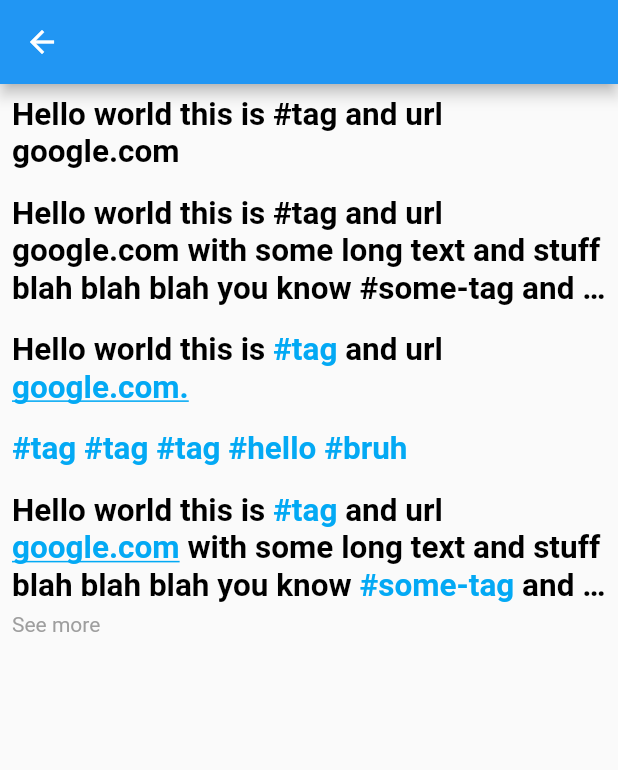
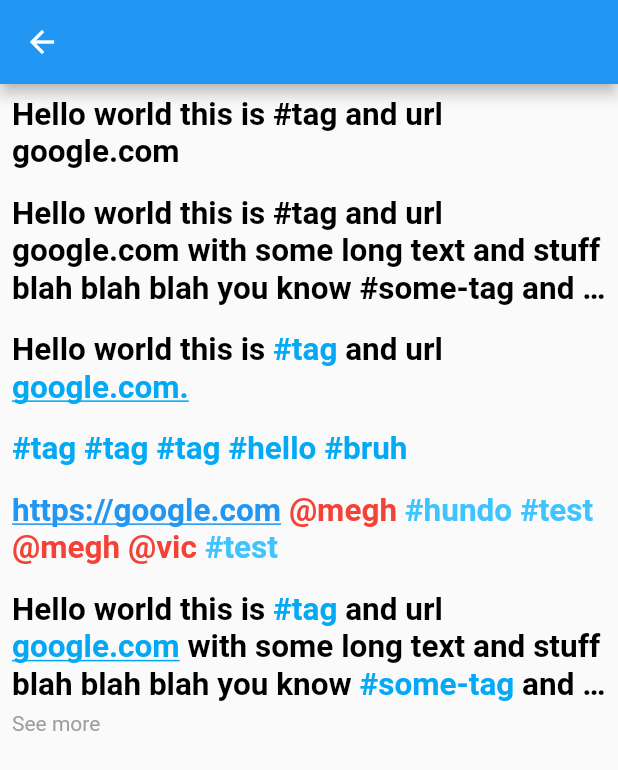
Before and after one commit to vicmoh/flutter_components, a Flutter app: the SmartTextExample screen opened directly, on a phone screen of 412 x 824 dp. Shown: the top 770 px of the screen. Run offline on Flutter 3.47's test engine with Material 2 defaults, Android fonts, the phone set to English and light mode, and no system bars; missing offline and left inert: extended_text_field, extended_text_library.

Commit message:
fixed out of bound index for the smart text

```diff
--- a/example/lib/screen/smart_text_example.dart
+++ b/example/lib/screen/smart_text_example.dart
@@ -69,6 +69,20 @@ class _SmartTextExampleState extends State<SmartTextExample> {
                       fontWeight: FontWeight.bold))),
           Padding(
               padding: const EdgeInsets.all(8.0),
+              child: SmartText(
+                  'https://google.com @megh #hundo #test @megh @vic #test',
+                  showDebug: true,
+                  hashtagStyle: TextStyle(color: Colors.lightBlueAccent),
+                  atTextStyle: TextStyle(color: Colors.red),
+                  hyperlinkStyle: TextStyle(color: Colors.blue, decoration: TextDecoration.underline),
+                  overflow: TextOverflow.ellipsis,
+                  maxLines: 3,
+                  style: TextStyle(
+                      color: Colors.black,
+                      fontSize: 14 * 1.5,
+                      fontWeight: FontWeight.bold))),
+          Padding(
+              padding: const EdgeInsets.all(8.0),
               child: ExpandableText(
                   'Hello world this is #tag and url google.com' +
                       ' with some long text and stuff' +
--- a/lib/src/independent/labels/smart_text.dart
+++ b/lib/src/independent/labels/smart_text.dart
@@ -99,12 +99,19 @@ class _SmartTextState extends State<SmartText> {
 
   _spaceText(textWidgets) => textWidgets.add(TextSpan(text: ' ', style: this.widget.style));
 
+  _addGesture(Function() onTap){
+    _tapGestures.add(TapGestureRecognizer());
+    _tapGestures.last..onTap = onTap;
+    return _tapGestures.last;
+  }
+
   List<TextSpan> _texts(String text) {
     assert(text != null);
     List<TextSpan> textWidgets = [];
     int gestCount = 0;
     text?.split(' ')?.forEach((word) {
       word = word.trim();
+      _showDebug('word: $word');
 
       /// For hashtag
       if (widget.hashtagStyle != null &&
@@ -113,11 +120,10 @@ class _SmartTextState extends State<SmartText> {
           textWidgets.add(TextSpan(
               text: word,
               style: this.widget.hashtagStyle,
-              recognizer: _tapGestures[gestCount++]
-                ..onTap = () {
+              recognizer: _addGesture(() {
                   if (this.widget?.onPressed != null)
                     this.widget.onPressed(word, ClickableTextTypes.hashtag);
-                }));
+                })));
           _spaceText(textWidgets);
         } catch (err) {
           _showDebug(err);
@@ -131,11 +137,10 @@ class _SmartTextState extends State<SmartText> {
           textWidgets.add(TextSpan(
               text: word,
               style: this.widget.hyperlinkStyle,
-              recognizer: _tapGestures[gestCount++]
-                ..onTap = () {
+              recognizer: _addGesture(() {
                   if (this.widget?.onPressed != null)
                     this.widget.onPressed(word, ClickableTextTypes.hyperlink);
-                }));
+                })));
           _spaceText(textWidgets);
         } catch (err) {
           _showDebug(err);
@@ -149,11 +154,10 @@ class _SmartTextState extends State<SmartText> {
           textWidgets.add(TextSpan(
               text: word,
               style: this.widget.atTextStyle,
-              recognizer: _tapGestures[gestCount++]
-                ..onTap = () {
+              recognizer: _addGesture(() {
                   if (this.widget?.onPressed != null)
                     this.widget.onPressed(word, ClickableTextTypes.atTag);
-                }));
+                })));
           _spaceText(textWidgets);
         } catch (err) {
           _showDebug(err);
```
